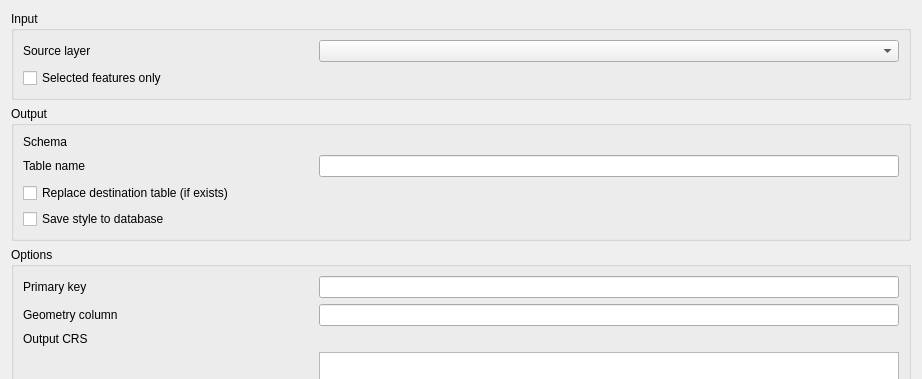
Before: the Qt Designer form src/ui/qgsdbimportvectorlayerdialog.ui in qgis/QGIS, drawn with Qt 5; both pictures show x 0 to 922 and y 0 to 379 of the 922 by 891 pixel window.
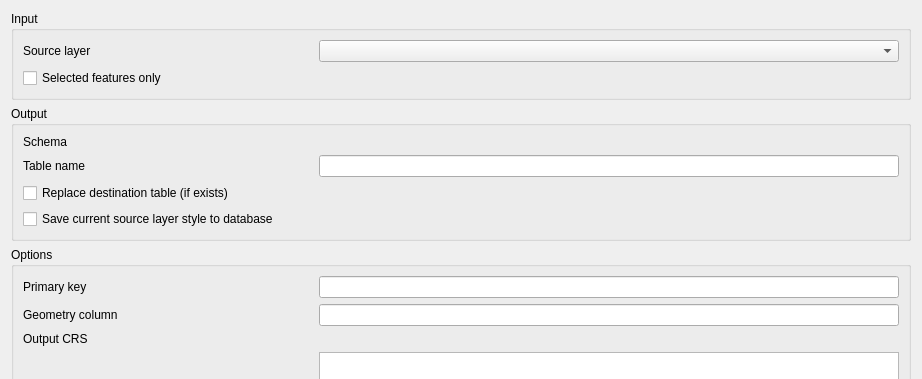
After: the same form once the commit is applied. Icons and pictures are not drawn. Custom widgets are drawn as their Qt base class.

Commit message: changed label and tooltip

Diff of the .ui file:
```diff
--- a/src/ui/qgsdbimportvectorlayerdialog.ui
+++ b/src/ui/qgsdbimportvectorlayerdialog.ui
@@ -84,7 +84,7 @@
       <item row="3" column="0" colspan="2">
        <widget class="QCheckBox" name="mChkSaveStyleToDatabase">
         <property name="text">
-         <string>Save style to database</string>
+         <string>Save current source layer style to database</string>
         </property>
        </widget>
       </item>
```
Left out of the diff: 3 changed lines with no effect on the pictures.
